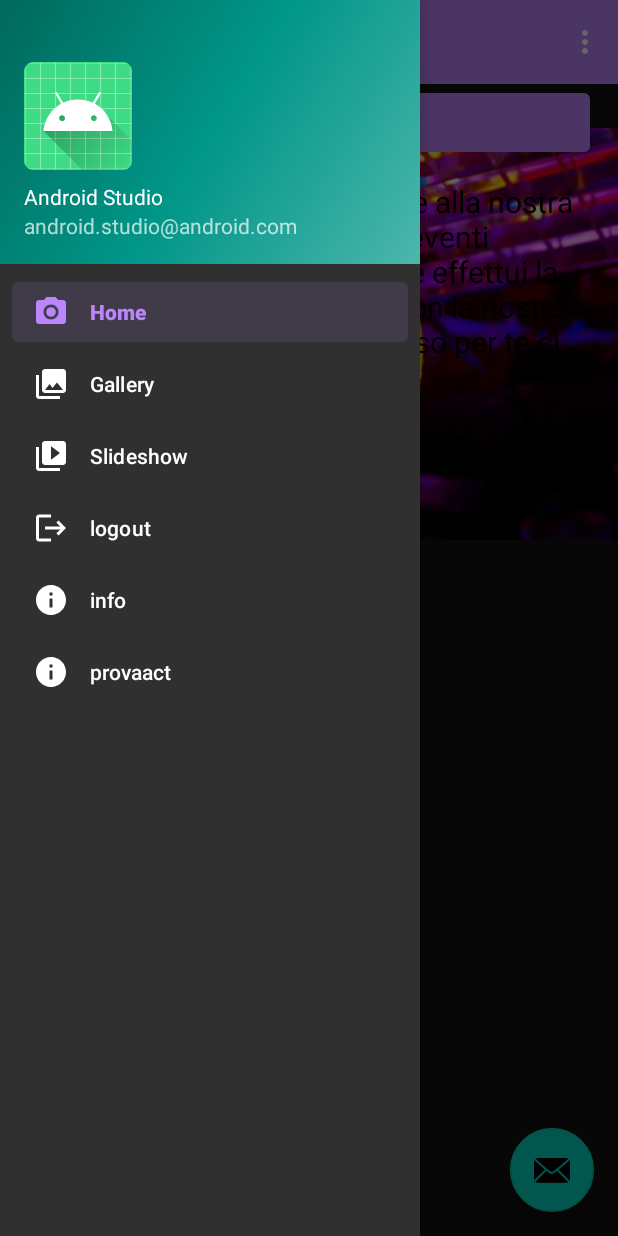
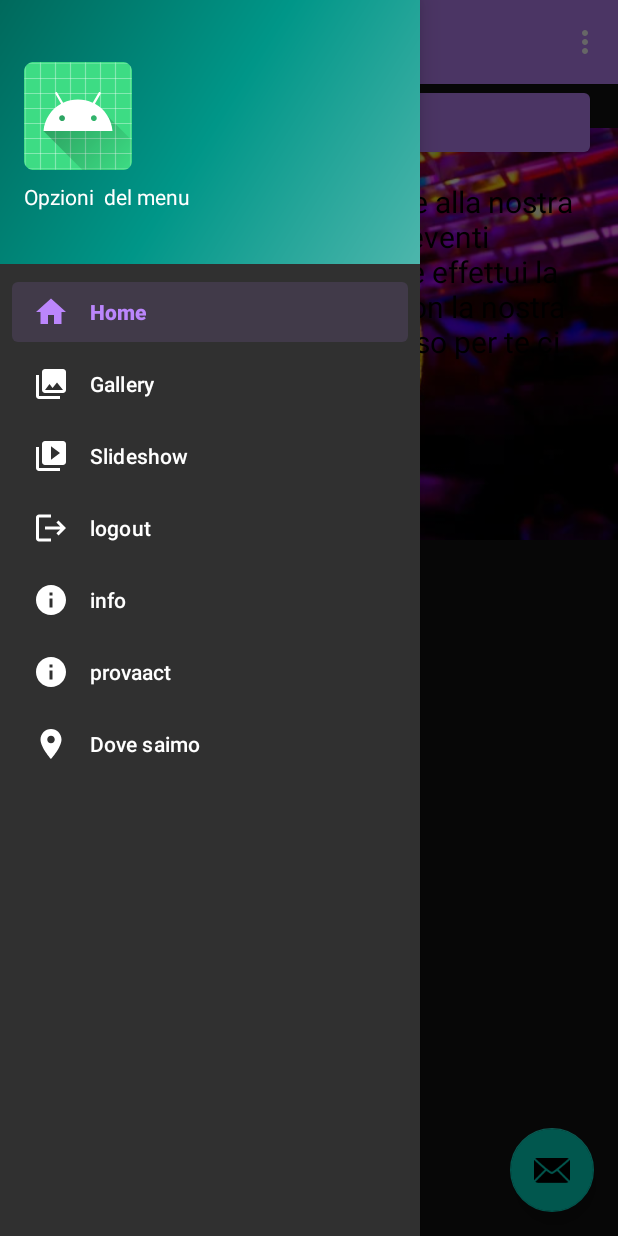
Before and after one commit to 1092407/DiscoApp, an Android app: the NavDrawActivity screen opened directly, with no data from a screen before it, with the side drawer open, on a phone screen of 412 x 824 dp. Run offline under Robolectric (Android 15) with nearby library versions, the phone set to English and light mode, and no system bars; our stand-ins replace navigation-ui; 2 statements that could not run were skipped.

Commit message:
mappa collegata alla voce del menu ma da testare

```diff
--- a/app/src/main/java/com/example/discoapp/NavDrawActivity.kt
+++ b/app/src/main/java/com/example/discoapp/NavDrawActivity.kt
@@ -37,7 +37,7 @@ class NavDrawActivity : AppCompatActivity() {
         // menu should be considered as top level destinations.
         appBarConfiguration = AppBarConfiguration(
             setOf(
-                R.id.nav_home, R.id.nav_gallery, R.id.nav_slideshow,R.id.nav_logout,R.id.nav_info,R.id.nav_provaact
+                R.id.nav_home, R.id.nav_gallery, R.id.nav_slideshow,R.id.nav_logout,R.id.nav_info,R.id.nav_provaact,R.id.nav_dovesiamo
             ), drawerLayout
         )
         setupActionBarWithNavController(navController, appBarConfiguration)
--- /dev/null
+++ b/app/src/main/res/drawable/ic_baseline_home_24.xml
@@ -0,0 +1,5 @@
+<vector android:height="24dp" android:tint="#000000"
+    android:viewportHeight="24" android:viewportWidth="24"
+    android:width="24dp" xmlns:android="http://schemas.android.com/apk/res/android">
+    <path android:fillColor="@android:color/white" android:pathData="M10,20v-6h4v6h5v-8h3L12,3 2,12h3v8z"/>
+</vector>
--- /dev/null
+++ b/app/src/main/res/drawable/ic_baseline_person_24.xml
@@ -0,0 +1,5 @@
+<vector android:height="24dp" android:tint="#000000"
+    android:viewportHeight="24" android:viewportWidth="24"
+    android:width="24dp" xmlns:android="http://schemas.android.com/apk/res/android">
+    <path android:fillColor="@android:color/white" android:pathData="M12,12c2.21,0 4,-1.79 4,-4s-1.79,-4 -4,-4 -4,1.79 -4,4 1.79,4 4,4zM12,14c-2.67,0 -8,1.34 -8,4v2h16v-2c0,-2.66 -5.33,-4 -8,-4z"/>
+</vector>
--- /dev/null
+++ b/app/src/main/res/drawable/ic_baseline_place_24.xml
@@ -0,0 +1,5 @@
+<vector android:height="24dp" android:tint="#000000"
+    android:viewportHeight="24" android:viewportWidth="24"
+    android:width="24dp" xmlns:android="http://schemas.android.com/apk/res/android">
+    <path android:fillColor="@android:color/white" android:pathData="M12,2C8.13,2 5,5.13 5,9c0,5.25 7,13 7,13s7,-7.75 7,-13c0,-3.87 -3.13,-7 -7,-7zM12,11.5c-1.38,0 -2.5,-1.12 -2.5,-2.5s1.12,-2.5 2.5,-2.5 2.5,1.12 2.5,2.5 -1.12,2.5 -2.5,2.5z"/>
+</vector>
--- a/app/src/main/res/layout/nav_header_nav_draw.xml
+++ b/app/src/main/res/layout/nav_header_nav_draw.xml
@@ -24,12 +24,12 @@
         android:layout_width="match_parent"
         android:layout_height="wrap_content"
         android:paddingTop="@dimen/nav_header_vertical_spacing"
-        android:text="@string/nav_header_title"
+        android:text="Opzioni  del menu"
         android:textAppearance="@style/TextAppearance.AppCompat.Body1" />
 
     <TextView
         android:id="@+id/textView"
         android:layout_width="wrap_content"
         android:layout_height="wrap_content"
-        android:text="@string/nav_header_subtitle" />
+        android:text="" />
 </LinearLayout>
--- a/app/src/main/res/menu/activity_main_drawer.xml
+++ b/app/src/main/res/menu/activity_main_drawer.xml
@@ -6,7 +6,7 @@
     <group android:checkableBehavior="single">
         <item
             android:id="@+id/nav_home"
-            android:icon="@drawable/ic_menu_camera"
+            android:icon="@drawable/ic_baseline_home_24"
             android:title="@string/menu_home" />
         <item
             android:id="@+id/nav_gallery"
@@ -30,5 +30,10 @@
             android:icon="@drawable/ic_baseline_info_24"
             android:title="provaact" />
 
+        <item
+            android:id="@+id/dovesiamo"
+            android:icon="@drawable/ic_baseline_place_24"
+            android:title="Dove saimo" />
+
     </group>
 </menu>
--- a/app/src/main/res/navigation/mobile_navigation.xml
+++ b/app/src/main/res/navigation/mobile_navigation.xml
@@ -35,6 +35,12 @@
         android:label="@string/menu_info"
         tools:layout="@layout/fragment_info" />
 
+    <fragment
+        android:id="@+id/nav_dovesiamo"
+        android:name="com.example.discoapp.ui.DoveSiamo.MapsFragment2"
+        android:label="DoveSiamo"
+        tools:layout="@layout/fragment_maps2" />
+
     <activity
         android:id="@+id/nav_provaact"
         android:name="com.example.discoapp.ui.provaact.provaactActivity"
--- a/app/src/main/res/values/strings.xml
+++ b/app/src/main/res/values/strings.xml
@@ -20,6 +20,9 @@
     <string name="menu_logout">Logout</string>
     <string name="menu_info">info</string>
     <string name="menu_provaact">provaact</string>
+    <string name="menu_dovesiamo">provaact</string>
+
+
     <!-- TODO: Remove or change this placeholder text -->
     <string name="hello_blank_fragment">Hello blank fragment</string>
 </resources>
```
